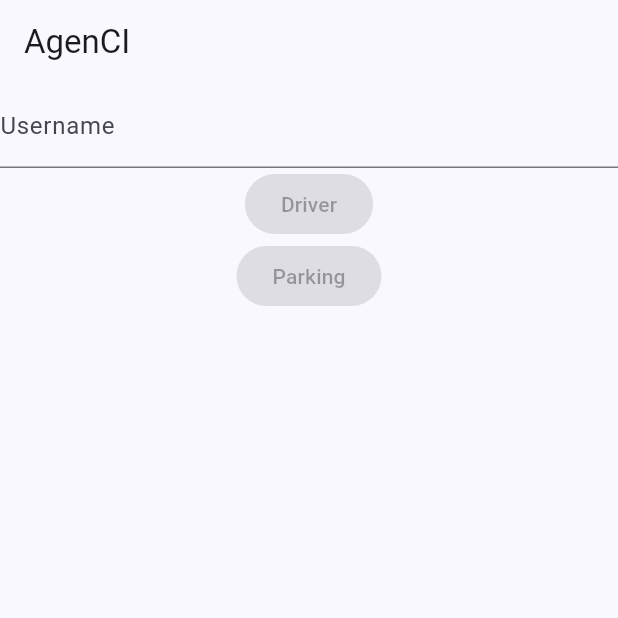
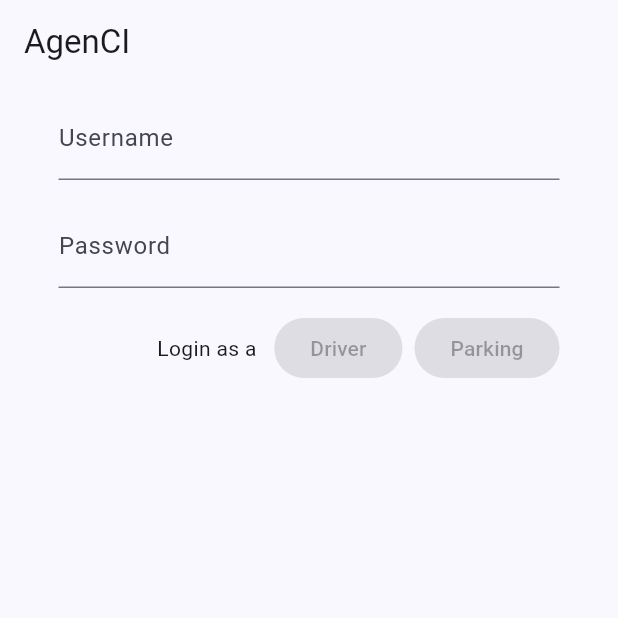
Before and after one commit to TortillaZHawaii/agenCI, a Flutter app: the screen it shows after launch, on a phone screen of 412 x 824 dp, the top half of it. Run offline on Flutter 3.47's test engine with Material 3 defaults, Android fonts, the phone set to English and light mode, and no system bars.

Commit message:
Format HomePage

```diff
--- a/front/lib/home_page.dart
+++ b/front/lib/home_page.dart
@@ -36,14 +36,35 @@ class _HomePageState extends State<HomePage> {
       appBar: AppBar(
         title: const Text("AgenCI"),
       ),
-      body: Column(
+      body: Center(
+        child: SizedBox(
+          width: 350,
+          child: Column(
             children: [
-          TextField(
+              Padding(
+                padding: const EdgeInsets.all(8.0),
+                child: TextField(
                   controller: _usernameController,
                   decoration: const InputDecoration(
                     labelText: "Username",
                   ),
                 ),
+              ),
+              // This is for show only
+              const Padding(
+                padding: EdgeInsets.all(8.0),
+                child: TextField(
+                  obscureText: true,
+                  autocorrect: false,
+                  enableSuggestions: false,
+                  decoration: InputDecoration(
+                    labelText: "Password",
+                  ),
+                ),
+              ),
+              ButtonBar(
+                children: [
+                  const Text("Login as a "),
                   ElevatedButton(
                     onPressed: _username.isEmpty
                         ? null
@@ -75,6 +96,10 @@ class _HomePageState extends State<HomePage> {
                   ),
                 ],
               ),
+            ],
+          ),
+        ),
+      ),
     );
   }
 }
```
Lines whose indentation alone changed are shown as unchanged.
